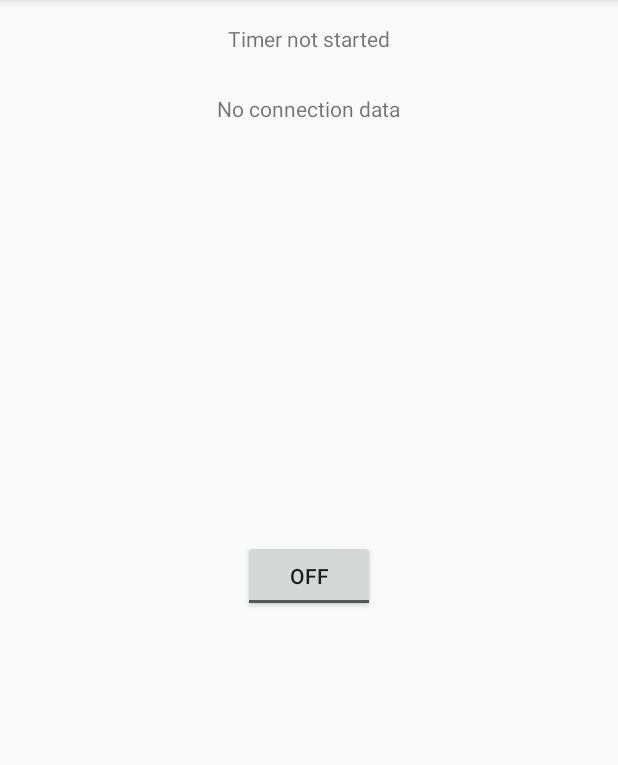
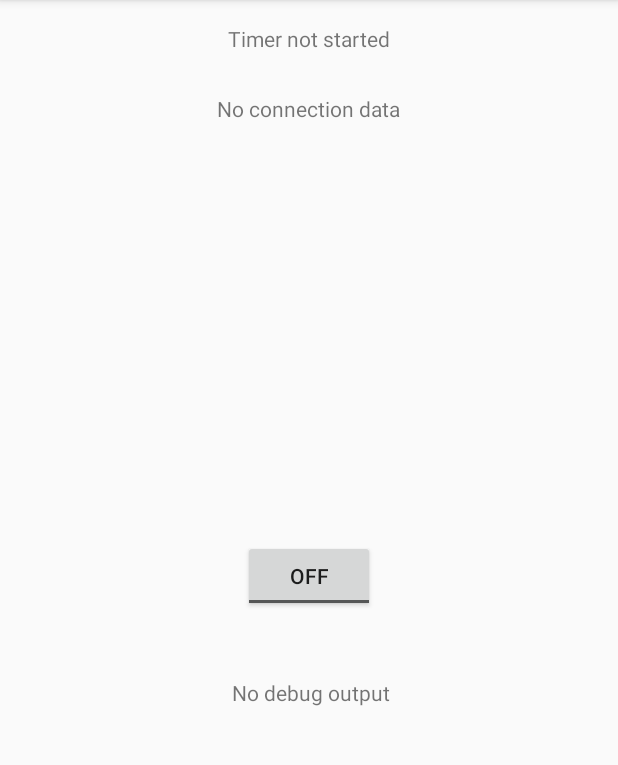
Before and after one commit to Willybood/Indi, an Android app: the screen it shows after launch (main), on a phone screen of 412 x 824 dp, the part 84-849 px from its top. Run offline under Robolectric (Android 15) with nearby library versions, the phone set to English and light mode, and no system bars; libraries missing offline, so code that uses them is left out: com.android.future; 7 statements that could not run were skipped.

```diff
--- a/Waver/app/src/main/java/com/DorsetEggs/waver/main.java
+++ b/Waver/app/src/main/java/com/DorsetEggs/waver/main.java
@@ -59,6 +59,7 @@ public class main extends ActionBarActivity {
                     else {
                         if (D)
                             Log.d(TAG, "Permission denied for accessory " + accessory);
+                        printDebugMessage("Permission denied for accessory " + accessory);
                     }
                     mPermissionRequestPending = false;
                 }
@@ -110,6 +111,8 @@ public class main extends ActionBarActivity {
             setConnectionStatus(false);
             if (D)
                 Log.d(TAG, "mAccessory is null");
+            printDebugMessage("mAccessory is null");
+
         }
     }
 
@@ -154,10 +157,12 @@ public class main extends ActionBarActivity {
 
             if (D)
                 Log.d(TAG, "Accessory opened");
+            printDebugMessage("Accessory opened");
         } else {
             setConnectionStatus(false);
             if (D)
                 Log.d(TAG, "Accessory open failed");
+            printDebugMessage("Accessory open failed");
         }
     }
 
@@ -265,4 +270,10 @@ public class main extends ActionBarActivity {
         }
         return super.onOptionsItemSelected(item);
     }
+
+    public void printDebugMessage(String output) {
+        TextView mDebugOutput;
+        mDebugOutput = (TextView) findViewById(R.id.debugOutput);
+        mDebugOutput.setText(output);
+    }
 }
--- a/Waver/app/src/main/res/layout/main.xml
+++ b/Waver/app/src/main/res/layout/main.xml
@@ -34,4 +34,14 @@
         android:layout_centerHorizontal="true"
         android:layout_marginTop="27dp" />
 
+    <TextView
+        android:layout_width="wrap_content"
+        android:layout_height="wrap_content"
+        android:text="No debug output"
+        android:id="@+id/debugOutput"
+        android:layout_below="@+id/toggleButton"
+        android:layout_alignRight="@+id/textView"
+        android:layout_alignEnd="@+id/textView"
+        android:layout_marginTop="44dp" />
+
 </RelativeLayout>
```
Also changed, not shown: 1 other file.
